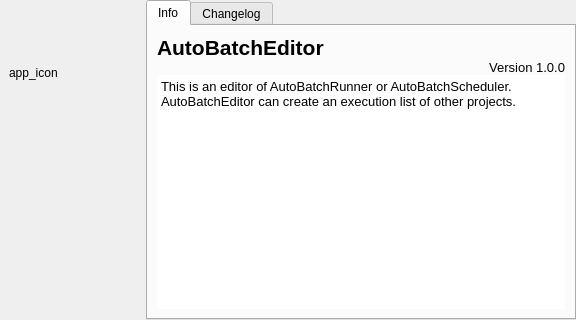
First picture: the form in src/ProfileEditor/aboutabe.ui, repository karakirimu/AutoBatchTools, before the edit.
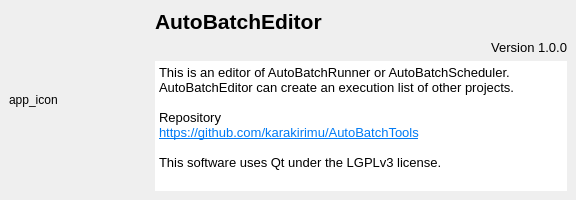
Second picture: the form after the edit.

Commit message: [Fix] Software information window contents

The edit to the form file:
```diff
--- a/src/ProfileEditor/aboutabe.ui
+++ b/src/ProfileEditor/aboutabe.ui
@@ -7,7 +7,7 @@
     <x>0</x>
     <y>0</y>
     <width>576</width>
-    <height>320</height>
+    <height>200</height>
    </rect>
   </property>
   <property name="windowTitle">
@@ -51,19 +51,6 @@
         </property>
        </widget>
       </item>
-      <item>
-       <spacer name="verticalSpacer">
-        <property name="orientation">
-         <enum>Qt::Vertical</enum>
-        </property>
-        <property name="sizeHint" stdset="0">
-         <size>
-          <width>20</width>
-          <height>261</height>
-         </size>
-        </property>
-       </spacer>
-      </item>
      </layout>
     </widget>
    </item>
@@ -75,50 +62,7 @@
      <property name="frameShadow">
       <enum>QFrame::Raised</enum>
      </property>
-     <layout class="QVBoxLayout" name="verticalLayout_6">
-      <property name="spacing">
-       <number>0</number>
-      </property>
-      <property name="leftMargin">
-       <number>0</number>
-      </property>
-      <property name="topMargin">
-       <number>0</number>
-      </property>
-      <property name="rightMargin">
-       <number>0</number>
-      </property>
-      <property name="bottomMargin">
-       <number>0</number>
-      </property>
-      <item>
-       <widget class="QTabWidget" name="infotabs">
-        <property name="tabPosition">
-         <enum>QTabWidget::North</enum>
-        </property>
-        <property name="currentIndex">
-         <number>0</number>
-        </property>
-        <widget class="QWidget" name="information">
-         <attribute name="title">
-          <string>Info</string>
-         </attribute>
          <layout class="QVBoxLayout" name="verticalLayout_2">
-          <property name="spacing">
-           <number>0</number>
-          </property>
-          <property name="leftMargin">
-           <number>9</number>
-          </property>
-          <property name="topMargin">
-           <number>9</number>
-          </property>
-          <property name="rightMargin">
-           <number>9</number>
-          </property>
-          <property name="bottomMargin">
-           <number>9</number>
-          </property>
           <item>
            <widget class="QLabel" name="name">
             <property name="font">
@@ -169,17 +113,16 @@
 p, li { white-space: pre-wrap; }
 &lt;/style&gt;&lt;/head&gt;&lt;body style=&quot; font-family:'Arial'; font-size:10pt; font-weight:400; font-style:normal;&quot;&gt;
 &lt;p style=&quot; margin-top:0px; margin-bottom:0px; margin-left:0px; margin-right:0px; -qt-block-indent:0; text-indent:0px;&quot;&gt;This is an editor of AutoBatchRunner or AutoBatchScheduler. &lt;/p&gt;
-&lt;p style=&quot; margin-top:0px; margin-bottom:0px; margin-left:0px; margin-right:0px; -qt-block-indent:0; text-indent:0px;&quot;&gt;AutoBatchEditor can create an execution list of other projects.&lt;/p&gt;&lt;/body&gt;&lt;/html&gt;</string>
-            </property>
-           </widget>
-          </item>
-         </layout>
-        </widget>
-        <widget class="QWidget" name="changelog">
-         <attribute name="title">
-          <string>Changelog</string>
-         </attribute>
-        </widget>
+&lt;p style=&quot; margin-top:0px; margin-bottom:0px; margin-left:0px; margin-right:0px; -qt-block-indent:0; text-indent:0px;&quot;&gt;AutoBatchEditor can create an execution list of other projects.&lt;/p&gt;
+&lt;p style=&quot;-qt-paragraph-type:empty; margin-top:0px; margin-bottom:0px; margin-left:0px; margin-right:0px; -qt-block-indent:0; text-indent:0px;&quot;&gt;&lt;br /&gt;&lt;/p&gt;
+&lt;p style=&quot; margin-top:0px; margin-bottom:0px; margin-left:0px; margin-right:0px; -qt-block-indent:0; text-indent:0px;&quot;&gt;Repository&lt;/p&gt;
+&lt;p style=&quot; margin-top:0px; margin-bottom:0px; margin-left:0px; margin-right:0px; -qt-block-indent:0; text-indent:0px;&quot;&gt;&lt;a href=&quot;https://github.com/karakirimu/AutoBatchTools&quot;&gt;&lt;span style=&quot; text-decoration: underline; color:#007af4;&quot;&gt;https://github.com/karakirimu/AutoBatchTools&lt;/span&gt;&lt;/a&gt;&lt;/p&gt;
+&lt;p style=&quot;-qt-paragraph-type:empty; margin-top:0px; margin-bottom:0px; margin-left:0px; margin-right:0px; -qt-block-indent:0; text-indent:0px; text-decoration: underline; color:#007af4;&quot;&gt;&lt;br /&gt;&lt;/p&gt;
+&lt;p style=&quot; margin-top:0px; margin-bottom:0px; margin-left:0px; margin-right:0px; -qt-block-indent:0; text-indent:0px;&quot;&gt;This software uses Qt under the LGPLv3 license.&lt;/p&gt;&lt;/body&gt;&lt;/html&gt;</string>
+        </property>
+        <property name="openExternalLinks">
+         <bool>true</bool>
+        </property>
        </widget>
       </item>
      </layout>
```
Lines whose indentation alone changed are shown as unchanged. The commit also changes 9 other files.
